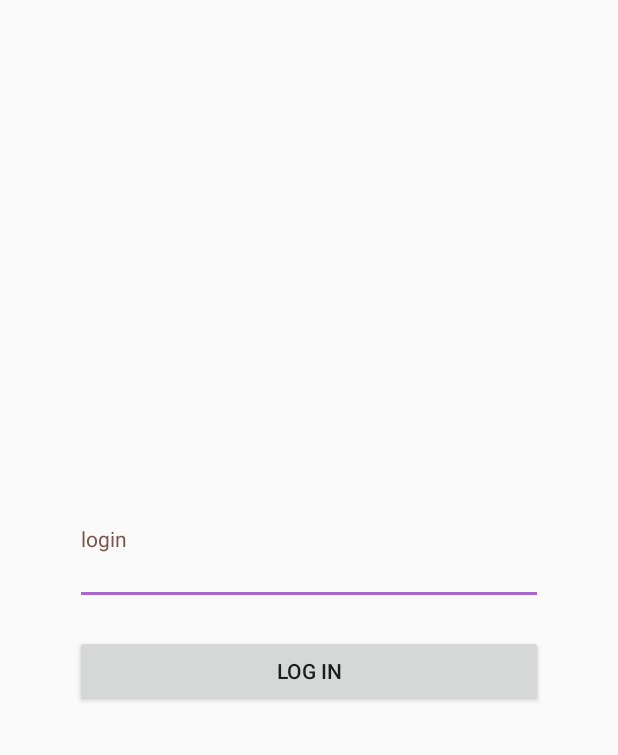
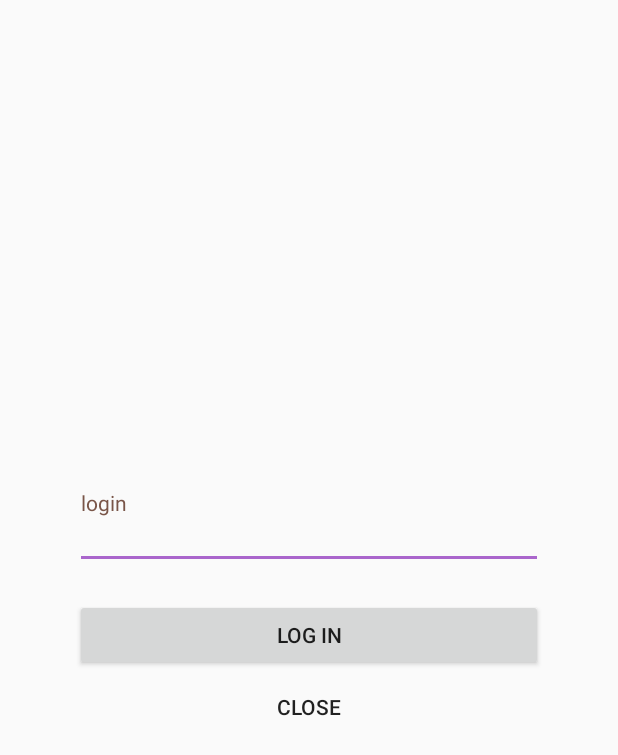
Before and after one commit to AndrewSozonov/MaterialProject, an Android app: the screen it shows after launch (LoginActivity), on a phone screen of 412 x 824 dp. Shown: the top 755 px of the screen. Run offline under Robolectric (Android 15) with nearby library versions, the light colour scheme and no system bars.

Commit message:
Added "close" button in LoginActivity
Added "back" button into toolbar in MainActivity.

```diff
--- a/app/src/main/java/ru/andreysozonov/materialdesignproject/LoginActivity.java
+++ b/app/src/main/java/ru/andreysozonov/materialdesignproject/LoginActivity.java
@@ -13,6 +13,7 @@ import com.google.android.material.textfield.TextInputEditText;
 public class LoginActivity extends AppCompatActivity {
 
     Button buttonLogin;
+    Button buttonClose;
     TextInputEditText loginEditText;
 
     @Override
@@ -26,6 +27,14 @@ public class LoginActivity extends AppCompatActivity {
             @Override
             public void onClick(View v) {
                 startMainActivity(v);
+            }
+        });
+
+        buttonClose = findViewById(R.id.closeButton);
+        buttonClose.setOnClickListener(new View.OnClickListener() {
+            @Override
+            public void onClick(View v) {
+                finish();
             }
         });
     }
--- a/app/src/main/res/layout/activity_login.xml
+++ b/app/src/main/res/layout/activity_login.xml
@@ -34,5 +34,11 @@
 
     </Button>
 
+    <Button
+        android:id="@+id/closeButton"
+        style="?attr/borderlessButtonStyle"
+        android:layout_width="match_parent"
+        android:layout_height="wrap_content"
+        android:text="@string/close" />
 
 </LinearLayout>
--- a/app/src/main/res/values/strings.xml
+++ b/app/src/main/res/values/strings.xml
@@ -16,4 +16,5 @@
     <string name="log_in">Log in</string>
     <string name="labelLogin">login</string>
     <string name="enter_login">Enter login</string>
+    <string name="close">Close</string>
 </resources>
```
Also changed, not shown: app/src/main/java/ru/andreysozonov/materialdesignproject/MainActivity.java (+18 -1 lines).
